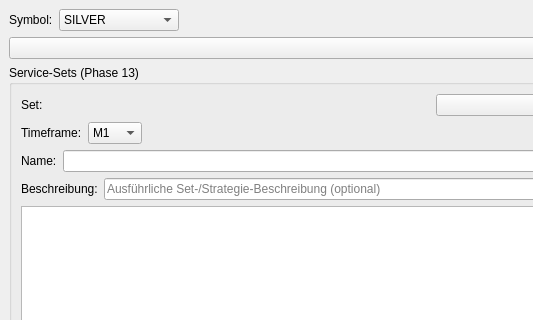
Old version of the form ui/service_win.ui in the repository hoyerth/PyTrader; both pictures show x 0 to 533 and y 0 to 320 of the 1280 by 800 pixel window.
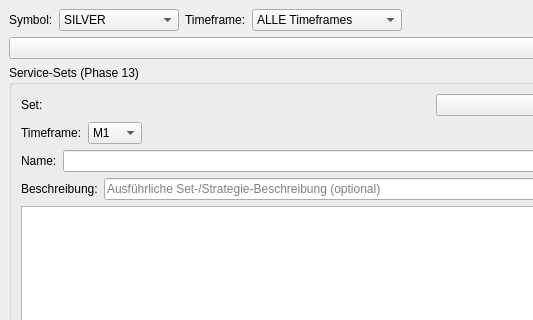
New version of the form.

Commit message: P15 3.18: U15-E Timeframe-Control & Multi-TF-Ausfuehrung

Diff of the .ui file:
```diff
--- a/ui/service_win.ui
+++ b/ui/service_win.ui
@@ -49,6 +49,31 @@
         </item>
        </widget>
       </item>
+      <item>
+       <widget class="QLabel" name="label_tf_filter">
+        <property name="text">
+         <string>Timeframe:</string>
+        </property>
+       </widget>
+      </item>
+      <item>
+       <widget class="QComboBox" name="combo_tf">
+        <property name="minimumSize">
+         <size>
+          <width>150</width>
+          <height>0</height>
+         </size>
+        </property>
+        <property name="toolTip">
+         <string>Timeframe für die gezielte Kontextmenü-Ausführung (MasterTree '▶️ Service(s) ausführen'). 'ALLE Timeframes' führt alle verfügbaren Timeframes nacheinander aus (Multi-TF).</string>
+        </property>
+        <item>
+         <property name="text">
+          <string>ALLE Timeframes</string>
+         </property>
+        </item>
+       </widget>
+      </item>
       <item>
        <spacer name="horizontalSpacer">
         <property name="orientation">
```
The commit also changes 4 other files.
